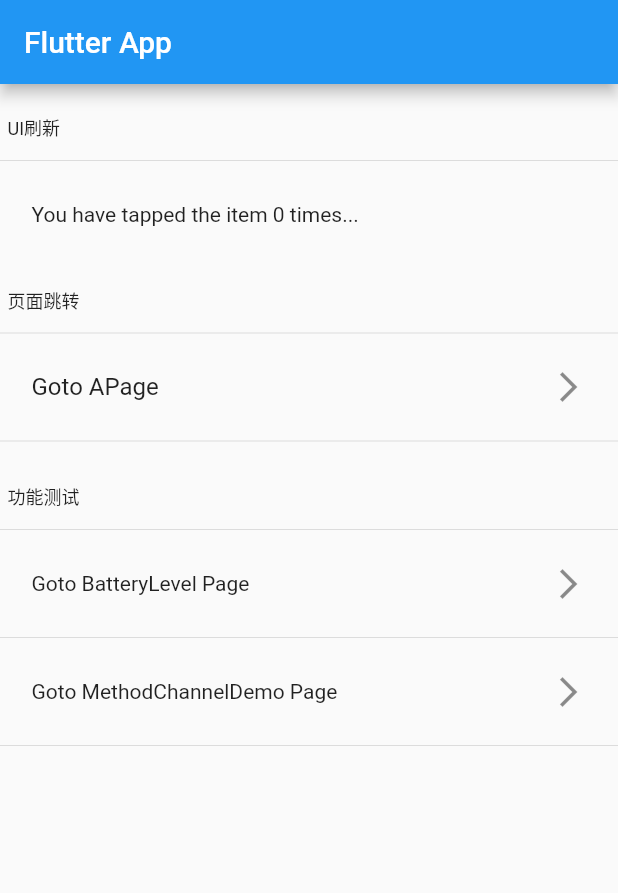
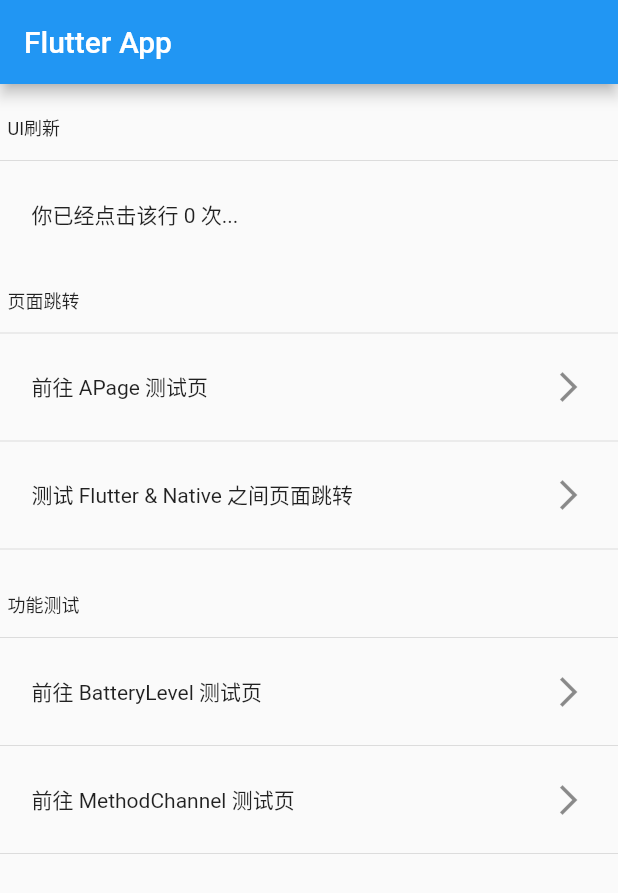
Before and after one commit to AndyM129/HybridNativeAppWithFlutter, a Flutter app: the screen it shows after launch, on a phone screen of 412 x 824 dp. Shown: the top 893 px of the screen. Run offline on Flutter 3.47's test engine with Material 2 defaults, Android fonts, the light colour scheme and no system bars.

Commit message:
优化测试页面；添加 Flutter&Native页面循环PUSH 的测试

```diff
--- a/flutter_module/lib/MyHomePage.dart
+++ b/flutter_module/lib/MyHomePage.dart
@@ -57,6 +57,7 @@
       _buildListViewIncrementCounterRow(context, 0),
       _buildListViewSectionHeader(context, "页面跳转"),
       _buildListViewGotoAPageRow(context, 0),
+      _buildListViewGotoPageBetweenFlutterAndyNativeRow(context, 0),
       _buildListViewSectionHeader(context, "功能测试"),
       _buildListViewBatteryLevelRow(context, 0),
       _buildListViewMethodChannelDemoRow(context, 0),
@@ -74,9 +75,24 @@
     return new Padding(
       padding: const EdgeInsets.fromLTRB(5.0, 0, 5, 0),
       child: new ListTile(
-        title: new Text("You have tapped the item $_counter times...",
-            style: _listItemTitleFont),
+        title: new Text("你已经点击该行 $_counter 次...", style: _listItemTitleFont),
         onTap: _incrementCounter,
+      ),
+    );
+  }
+
+  // 列表 - 测试 Flutter与Native之间页面跳转
+  Widget _buildListViewGotoPageBetweenFlutterAndyNativeRow(
+      BuildContext context, int index) {
+    return _buildListViewRowWithBottomDivider(
+      context,
+      new ListTile(
+        title:
+            new Text("测试 Flutter & Native 之间页面跳转", style: _listItemTitleFont),
+        trailing: new Icon(Icons.arrow_forward_ios),
+        onTap: () {
+          Navigator.pushNamed(context, "/GotoNativeDemoPage");
+        },
       ),
     );
   }
@@ -86,7 +102,7 @@
     return _buildListViewRowWithBottomDivider(
       context,
       new ListTile(
-        title: new Text("Goto APage"),
+        title: new Text("前往 APage 测试页", style: _listItemTitleFont),
         trailing: new Icon(Icons.arrow_forward_ios),
         onTap: () {
           Navigator.push(context,
@@ -103,7 +119,7 @@
     return _buildListViewRowWithBottomDivider(
       context,
       new ListTile(
-        title: new Text("Goto BatteryLevel Page", style: _listItemTitleFont),
+        title: new Text("前往 BatteryLevel 测试页", style: _listItemTitleFont),
         trailing: new Icon(Icons.arrow_forward_ios),
         onTap: () {
           Navigator.pushNamed(context, "/BatteryLevel");
@@ -117,8 +133,7 @@
     return _buildListViewRowWithBottomDivider(
       context,
       new ListTile(
-        title:
-            new Text("Goto MethodChannelDemo Page", style: _listItemTitleFont),
+        title: new Text("前往 MethodChannel 测试页", style: _listItemTitleFont),
         trailing: new Icon(Icons.arrow_forward_ios),
         onTap: () {
           Navigator.pushNamed(context, "/MethodChannelDemo");
--- a/flutter_module/lib/main.dart
+++ b/flutter_module/lib/main.dart
@@ -2,6 +2,7 @@
 import 'package:flutter_module/MyHomePage.dart';
 import 'package:flutter_module/BatteryLevelPage.dart';
 import 'package:flutter_module/MethodChannelDemoPage.dart';
+import 'package:flutter_module/GotoNativeDemoPage.dart';
 import 'package:flutter_module/APage.dart';
 import 'package:flutter_module/BPage.dart';
 
@@ -30,6 +31,7 @@
         '/Home': (BuildContext context) => MyHomePage(title: 'MyHomePage'),
         '/BatteryLevel': (BuildContext context) => BatteryLevelPage(title: 'BatteryLevelPage'),
         '/MethodChannelDemo': (BuildContext context) => MethodChannelDemoPage(title: 'MethodChannelDemoPage'),
+        '/GotoNativeDemoPage': (BuildContext context) => GotoNativeDemoPage(title: 'GotoNativeDemoPage'),
         '/A': (BuildContext context) => APage(title: 'APage'),
         '/B': (BuildContext context) => BPage(title: 'BPage'),
       },
```
Also changed, not shown: flutter_module/lib/GotoNativeDemoPage.dart (added, +93 -0 lines), flutter_module/lib/HybridNative.dart (added, +38 -0 lines), 2 other files.
